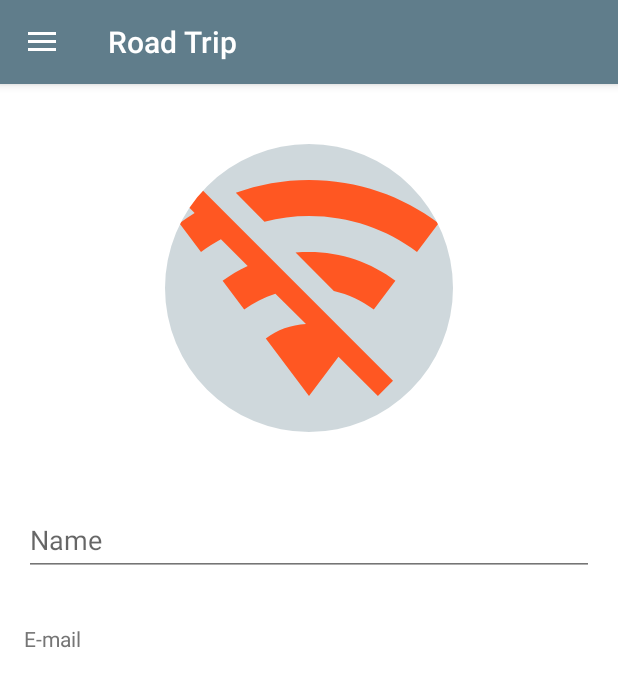
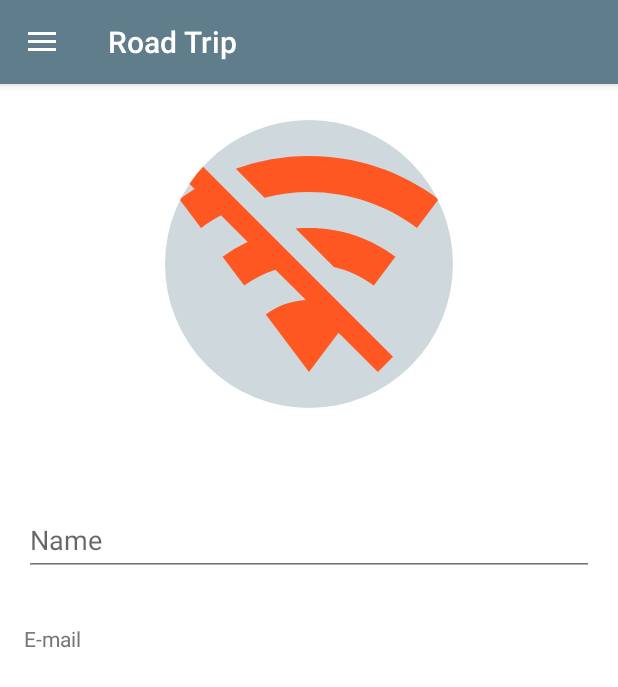
Before and after one commit to GuilhermeFGL/udacity-capstone, an Android app: the fragment ProfileFragment placed in its activity, on a phone screen of 412 x 824 dp. Shown: the top 687 px of the screen. Run offline under Robolectric (Android 15) with nearby library versions, the phone set to English and light mode, and no system bars; our stand-ins replace Firebase (no records; nobody signed in at launch, a user with empty details on screens opened directly), Picasso, data binding; libraries missing offline, so code that uses them is left out: com.firebase.ui; pictures from the network do not load; 1 statement that could not run was skipped.

Commit message:
rotate profile layout

```diff
--- a/app/src/main/java/com/guilhermefgl/rolling/view/profile/ProfileFragment.java
+++ b/app/src/main/java/com/guilhermefgl/rolling/view/profile/ProfileFragment.java
@@ -50,17 +50,18 @@ public class ProfileFragment extends BasePickImageFragment
     public void onActivityCreated(@Nullable Bundle savedInstanceState) {
         super.onActivityCreated(savedInstanceState);
 
-        mBinding.profileAvatar.setOnClickListener(new View.OnClickListener() {
+        mBinding.includeProfile.profileAvatar.setOnClickListener(new View.OnClickListener() {
             @Override
             public void onClick(View v) {
                 updateAvatar();
             }
         });
-        mBinding.profilePasswordAction.setOnClickListener(new View.OnClickListener() {
-            @Override
-            public void onClick(View v) {
-                updatePassword();
-            }
+        mBinding.includeProfile.includeProfileInput.profilePasswordAction.setOnClickListener(
+                new View.OnClickListener() {
+                    @Override
+                public void onClick(View v) {
+                    updatePassword();
+                }
         });
 
         new ProfilePresenter(this);
@@ -86,15 +87,17 @@ public class ProfileFragment extends BasePickImageFragment
     public void onDetach() {
         super.onDetach();
         if (mUser != null
-                && !mUser.getUserName().equals(mBinding.profileNameInput.getText().toString())) {
-            mPresenter.changeName(mBinding.profileNameInput.getText().toString());
+                && !mUser.getUserName().equals(
+                        mBinding.includeProfile.includeProfileInput.profileNameInput.getText().toString())) {
+            mPresenter.changeName(
+                    mBinding.includeProfile.includeProfileInput.profileNameInput.getText().toString());
         }
     }
 
     @Override
     public void getUserImage(Bitmap image) {
         mPresenter.changeAvatar(image);
-        mBinding.profileAvatar.setImageBitmap(image);
+        mBinding.includeProfile.profileAvatar.setImageBitmap(image);
         mBinding.profileProgress.setVisibility(View.VISIBLE);
     }
 
@@ -107,14 +110,17 @@ public class ProfileFragment extends BasePickImageFragment
     public void setUser(User user, boolean isPasswordProvider) {
         mUser = user;
         if (user != null) {
-            PicassoHelper.loadImage(user.getUserAvatarUrl(), mBinding.profileAvatar);
-            mBinding.profileEmail.setText(user.getUserEmail());
-            mBinding.profileNameInput.setText(user.getUserName());
+            PicassoHelper.loadImage(user.getUserAvatarUrl(), mBinding.includeProfile.profileAvatar);
+            mBinding.includeProfile.includeProfileInput.profileEmail.setText(user.getUserEmail());
+            mBinding.includeProfile.includeProfileInput.profileNameInput.setText(user.getUserName());
 
             if (!isPasswordProvider) {
-                mBinding.profilePasswordAction.setVisibility(View.GONE);
-                mBinding.profilePasswordInput.setVisibility(View.GONE);
-                mBinding.profilePasswordPlaceholder.setVisibility(View.GONE);
+                mBinding.includeProfile.includeProfileInput.profilePasswordAction
+                        .setVisibility(View.GONE);
+                mBinding.includeProfile.includeProfileInput.profilePasswordInput
+                        .setVisibility(View.GONE);
+                mBinding.includeProfile.includeProfileInput.profilePasswordPlaceholder
+                        .setVisibility(View.GONE);
             }
         }
     }
@@ -136,7 +142,9 @@ public class ProfileFragment extends BasePickImageFragment
     @Override
     public void onSubmitPassword(String oldPassword) {
         mBinding.profileProgress.setVisibility(View.VISIBLE);
-        mPresenter.changePassword(mBinding.profilePasswordInput.getText().toString(), oldPassword);
+        mPresenter.changePassword(
+                mBinding.includeProfile.includeProfileInput.profilePasswordInput.getText().toString(),
+                oldPassword);
     }
 
     private void updateAvatar() {
--- /dev/null
+++ b/app/src/main/res/layout-land/include_profile.xml
@@ -0,0 +1,30 @@
+<?xml version="1.0" encoding="utf-8"?>
+<layout xmlns:android="http://schemas.android.com/apk/res/android"
+    xmlns:tools="http://schemas.android.com/tools"
+    tools:context=".view.profile.ProfileFragment">
+
+    <LinearLayout
+        android:layout_width="match_parent"
+        android:layout_height="match_parent"
+        android:gravity="center">
+
+        <ImageView
+            android:id="@+id/profile_avatar"
+            android:layout_width="192dp"
+            android:layout_height="192dp"
+            android:layout_margin="24dp"
+            android:scaleType="centerCrop"
+            android:background="@color/primary_light"
+            android:foreground="@drawable/shape_round"
+            android:contentDescription="@string/profile_avatar_description" />
+
+
+        <include
+            android:id="@+id/include_profile_input"
+            android:layout_height="wrap_content"
+            android:layout_width="wrap_content"
+            layout="@layout/include_profile_input" />
+
+    </LinearLayout>
+
+</layout>
--- a/app/src/main/res/layout/fragment_profile.xml
+++ b/app/src/main/res/layout/fragment_profile.xml
@@ -1,7 +1,6 @@
 <?xml version="1.0" encoding="utf-8"?>
 <layout xmlns:android="http://schemas.android.com/apk/res/android"
     xmlns:tools="http://schemas.android.com/tools"
-    xmlns:app="http://schemas.android.com/apk/res-auto"
     tools:context=".view.profile.ProfileFragment">
 
     <RelativeLayout
@@ -21,90 +20,11 @@
             android:layout_width="match_parent"
             android:layout_height="match_parent">
 
-            <RelativeLayout
-                android:layout_width="match_parent"
+            <include
+                android:id="@+id/include_profile"
                 android:layout_height="wrap_content"
-                android:padding="16dp">
-
-                <ImageView
-                    android:id="@+id/profile_avatar"
-                    android:layout_width="192dp"
-                    android:layout_height="192dp"
-                    android:layout_margin="24dp"
-                    android:scaleType="centerCrop"
-                    android:layout_alignParentTop="true"
-                    android:layout_centerHorizontal="true"
-                    android:background="@color/primary_light"
-                    android:foreground="@drawable/shape_round"
-                    android:contentDescription="@string/profile_avatar_description" />
-
-                <android.support.design.widget.TextInputLayout
-                    android:id="@+id/profile_name_placeholder"
-                    android:layout_below="@+id/profile_avatar"
-                    android:layout_width="match_parent"
-                    android:layout_height="wrap_content"
-                    android:layout_marginTop="16dp"
-                    android:textColor="@color/secondary_text">
-
-                    <android.support.design.widget.TextInputEditText
-                        android:id="@+id/profile_name_input"
-                        android:layout_width="match_parent"
-                        android:layout_height="wrap_content"
-                        android:inputType="textPersonName"
-                        android:hint="@string/profile_name_placeholder" />
-
-                </android.support.design.widget.TextInputLayout>
-
-                <TextView
-                    android:id="@+id/profile_email_placeholder"
-                    android:layout_below="@+id/profile_name_placeholder"
-                    android:layout_width="match_parent"
-                    android:layout_height="wrap_content"
-                    android:layout_marginTop="32dp"
-                    android:textSize="14sp"
-                    android:textColor="@color/secondary_text"
-                    android:text="@string/profile_email_placeholder" />
-
-                <TextView
-                    android:id="@+id/profile_email"
-                    android:layout_below="@+id/profile_email_placeholder"
-                    android:layout_width="match_parent"
-                    android:layout_height="wrap_content"
-                    android:padding="4dp"
-                    android:textSize="16sp"
-                    android:textColor="@color/secondary_text" />
-
-                <android.support.design.widget.TextInputLayout
-                    android:id="@+id/profile_password_placeholder"
-                    android:layout_below="@+id/profile_email"
-                    android:layout_toStartOf="@+id/profile_password_action"
-                    android:layout_width="match_parent"
-                    android:layout_height="wrap_content"
-                    android:layout_marginTop="8dp"
-                    android:layout_marginEnd="16dp"
-                    android:layout_alignParentStart="true"
-                    android:textColor="@color/secondary_text"
-                    app:passwordToggleEnabled="true">
-
-                    <android.support.design.widget.TextInputEditText
-                        android:id="@+id/profile_password_input"
-                        android:layout_width="match_parent"
-                        android:layout_height="wrap_content"
-                        android:inputType="textPassword"
-                        android:hint="@string/profile_password_placeholder"/>
-
-                </android.support.design.widget.TextInputLayout>
-
-                <Button
-                    android:id="@+id/profile_password_action"
-                    android:layout_below="@+id/profile_email"
-                    android:layout_alignEnd="@+id/profile_email_placeholder"
-                    android:layout_width="wrap_content"
-                    android:layout_height="wrap_content"
-                    android:layout_marginTop="16dp"
-                    android:text="@string/profile_password_action" />
-
-            </RelativeLayout>
+                android:layout_width="wrap_content"
+                layout="@layout/include_profile" />
 
         </android.support.v4.widget.NestedScrollView>
 
--- /dev/null
+++ b/app/src/main/res/layout/include_profile.xml
@@ -0,0 +1,32 @@
+<?xml version="1.0" encoding="utf-8"?>
+<layout xmlns:android="http://schemas.android.com/apk/res/android"
+    xmlns:tools="http://schemas.android.com/tools"
+    tools:context=".view.profile.ProfileFragment">
+
+    <RelativeLayout
+        android:layout_width="match_parent"
+        android:layout_height="wrap_content">
+
+        <ImageView
+            android:id="@+id/profile_avatar"
+            android:layout_width="192dp"
+            android:layout_height="192dp"
+            android:layout_margin="24dp"
+            android:scaleType="centerCrop"
+            android:layout_alignParentTop="true"
+            android:layout_centerHorizontal="true"
+            android:background="@color/primary_light"
+            android:foreground="@drawable/shape_round"
+            android:contentDescription="@string/profile_avatar_description" />
+
+        <include
+            android:id="@+id/include_profile_input"
+            android:layout_below="@+id/profile_avatar"
+            android:layout_height="wrap_content"
+            android:layout_width="wrap_content"
+            android:padding="16dp"
+            layout="@layout/include_profile_input" />
+
+    </RelativeLayout>
+
+</layout>
--- /dev/null
+++ b/app/src/main/res/layout/include_profile_input.xml
@@ -0,0 +1,79 @@
+<?xml version="1.0" encoding="utf-8"?>
+<layout xmlns:android="http://schemas.android.com/apk/res/android"
+    xmlns:tools="http://schemas.android.com/tools"
+    xmlns:app="http://schemas.android.com/apk/res-auto"
+    tools:context=".view.profile.ProfileFragment">
+
+    <RelativeLayout
+        android:layout_width="match_parent"
+        android:layout_height="wrap_content"
+        android:padding="16dp">
+
+        <android.support.design.widget.TextInputLayout
+            android:id="@+id/profile_name_placeholder"
+            android:layout_width="match_parent"
+            android:layout_height="wrap_content"
+            android:layout_marginTop="16dp"
+            android:textColor="@color/secondary_text">
+
+            <android.support.design.widget.TextInputEditText
+                android:id="@+id/profile_name_input"
+                android:layout_width="match_parent"
+                android:layout_height="wrap_content"
+                android:inputType="textPersonName"
+                android:hint="@string/profile_name_placeholder" />
+
+        </android.support.design.widget.TextInputLayout>
+
+        <TextView
+            android:id="@+id/profile_email_placeholder"
+            android:layout_below="@+id/profile_name_placeholder"
+            android:layout_width="match_parent"
+            android:layout_height="wrap_content"
+            android:layout_marginTop="32dp"
+            android:textSize="14sp"
+            android:textColor="@color/secondary_text"
+            android:text="@string/profile_email_placeholder" />
+
+        <TextView
+            android:id="@+id/profile_email"
+            android:layout_below="@+id/profile_email_placeholder"
+            android:layout_width="match_parent"
+            android:layout_height="wrap_content"
+            android:padding="4dp"
+            android:textSize="16sp"
+            android:textColor="@color/secondary_text" />
+
+        <android.support.design.widget.TextInputLayout
+            android:id="@+id/profile_password_placeholder"
+            android:layout_below="@+id/profile_email"
+            android:layout_toStartOf="@+id/profile_password_action"
+            android:layout_width="match_parent"
+            android:layout_height="wrap_content"
+            android:layout_marginTop="8dp"
+            android:layout_marginEnd="16dp"
+            android:layout_alignParentStart="true"
+            android:textColor="@color/secondary_text"
+            app:passwordToggleEnabled="true">
+
+            <android.support.design.widget.TextInputEditText
+                android:id="@+id/profile_password_input"
+                android:layout_width="match_parent"
+                android:layout_height="wrap_content"
+                android:inputType="textPassword"
+                android:hint="@string/profile_password_placeholder"/>
+
+        </android.support.design.widget.TextInputLayout>
+
+        <Button
+            android:id="@+id/profile_password_action"
+            android:layout_below="@+id/profile_email"
+            android:layout_alignEnd="@+id/profile_email_placeholder"
+            android:layout_width="wrap_content"
+            android:layout_height="wrap_content"
+            android:layout_marginTop="16dp"
+            android:text="@string/profile_password_action" />
+
+    </RelativeLayout>
+
+</layout>
```
